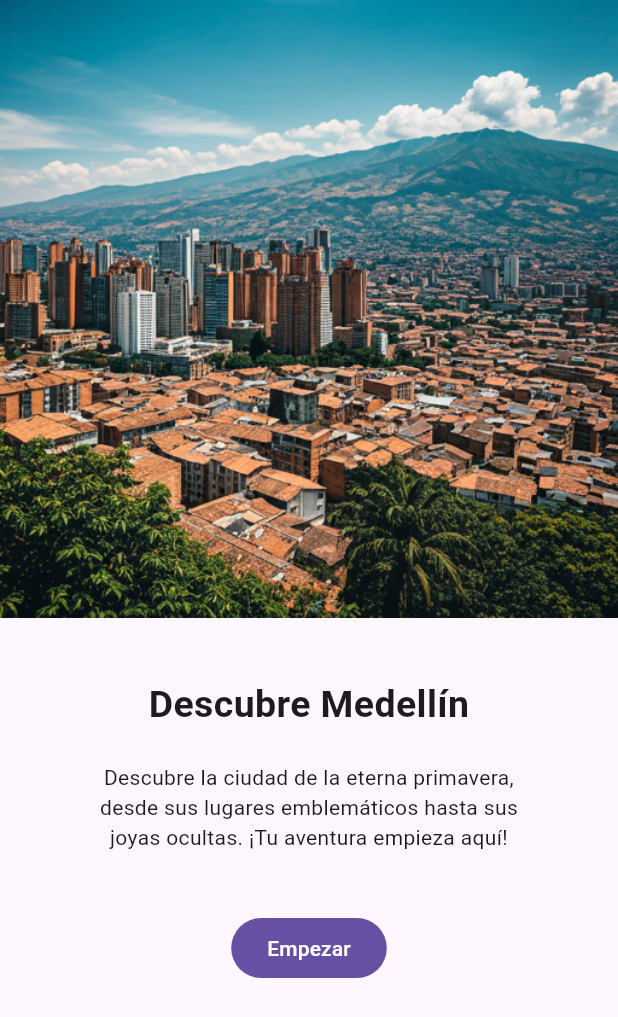
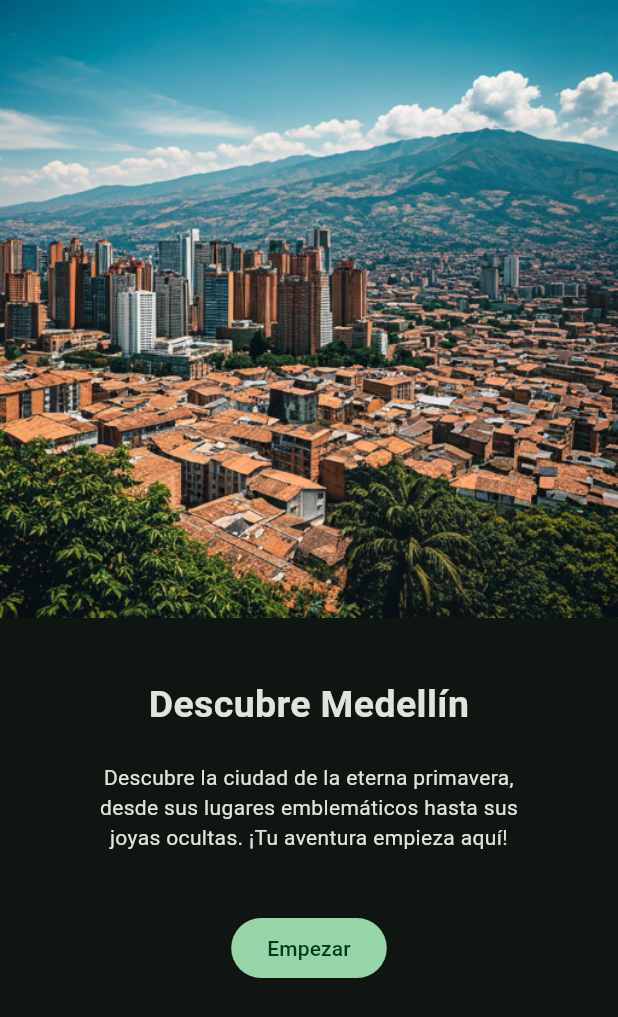
Before and after one commit to estebancespedes/MedTour, a Flutter app: the screen it shows after launch, on a phone screen of 412 x 824 dp. Shown: the top 1017 px of the screen. Run offline on Flutter 3.47's test engine with Material 3 defaults, Android fonts, the light colour scheme and no system bars; our stand-ins replace shared_preferences.

Commit message:
Feature: se integro una clase con la informacion del tema de toda la aplicacion para mejorar la fluides a la hora de realizar cambios

```diff
--- /dev/null
+++ b/lib/config/theme_config.dart
@@ -0,0 +1,14 @@
+import 'package:flutter/material.dart';
+
+class Tema{
+
+  Brightness tema = Brightness.dark;
+  Color color = Color.fromARGB(161, 13, 244, 144);
+
+  ThemeData themeData (){
+    return ThemeData(
+      colorSchemeSeed:color,
+      brightness: tema,
+    );
+  }
+}
--- a/lib/main.dart
+++ b/lib/main.dart
@@ -1,6 +1,7 @@
 import 'package:flutter/material.dart';
 
 import 'package:medtour/config/init_selecter.dart';
+import 'package:medtour/config/theme_config.dart';
 
 void main() => runApp(const MyApp());
 
@@ -12,6 +13,7 @@ class MyApp extends StatelessWidget {
     return MaterialApp(
       debugShowCheckedModeBanner: false,
       home: InitSelecter(),
+      theme: Tema().themeData(),
     );
   }
 }
--- a/lib/screens/inicio.dart
+++ b/lib/screens/inicio.dart
@@ -1,4 +1,5 @@
 import 'package:flutter/material.dart';
+import 'package:medtour/config/theme_config.dart';
 import 'package:medtour/screens/Eventos/eventos_page.dart';
 import 'package:medtour/screens/Mapa/mapa_page.dart';
 import 'package:medtour/screens/ajustes/ajustes_page.dart';
@@ -31,7 +32,7 @@ class _NavigBarState extends State<NavigBar> {
     return Scaffold(
       body: pantallas[currentIndex],
       bottomNavigationBar: BottomNavigationBar(
-        selectedItemColor: Colors.red,
+        selectedItemColor: Tema().color,
         type: BottomNavigationBarType.shifting,
         unselectedItemColor: Colors.grey,
 
```
